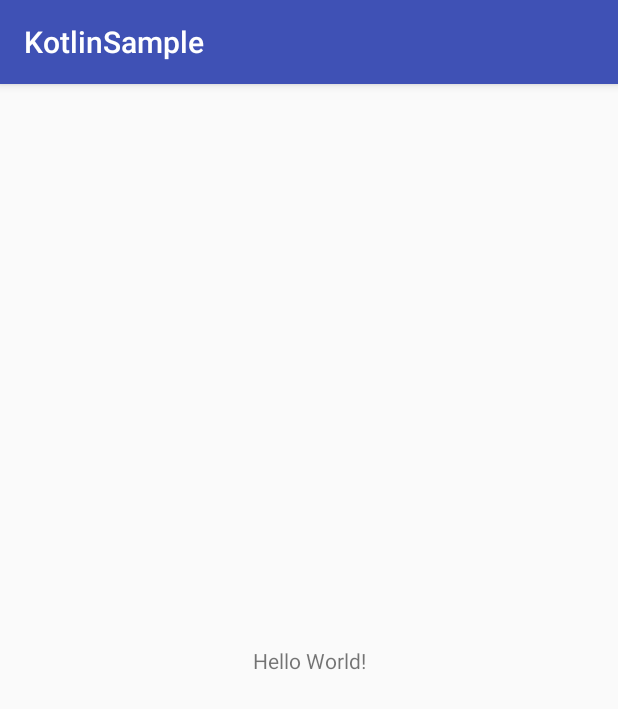
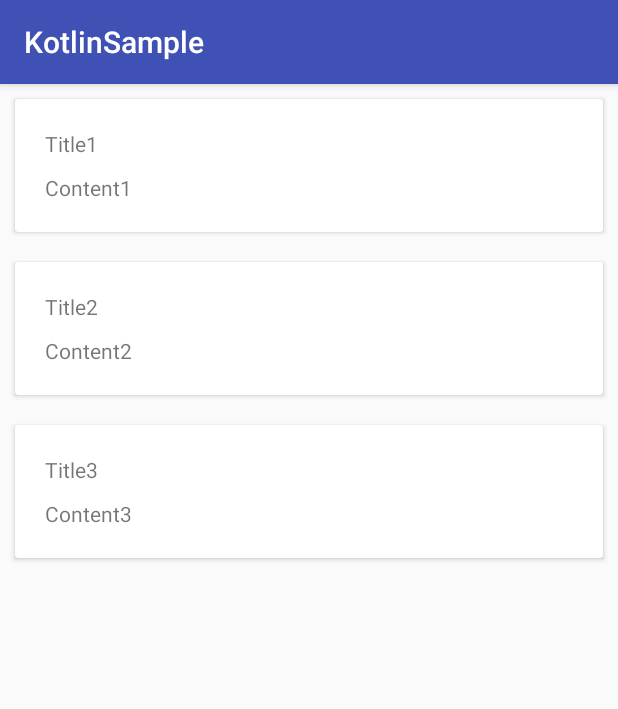
Before and after one commit to ykyahwa/KotlinSample, an Android app: the screen it shows after launch (MainActivity), on a phone screen of 412 x 824 dp. Shown: the top 709 px of the screen. Run offline under Robolectric (Android 15) with nearby library versions, the phone set to English and light mode, and no system bars.

Commit message:
RecyclerView, Adapter 추가

```diff
--- a/app/build.gradle
+++ b/app/build.gradle
@@ -8,7 +8,7 @@ android {
     compileSdkVersion 28
     defaultConfig {
         applicationId "com.tistory.ykyh.kotlinsample"
-        minSdkVersion 27
+        minSdkVersion 25
         targetSdkVersion 28
         versionCode 1
         versionName "1.0"
@@ -26,6 +26,7 @@ dependencies {
     implementation fileTree(dir: 'libs', include: ['*.jar'])
     implementation"org.jetbrains.kotlin:kotlin-stdlib-jdk7:$kotlin_version"
     implementation 'com.android.support:appcompat-v7:28.0.0-rc01'
+    implementation 'com.android.support:design:28.0.0-rc01'
     implementation 'com.android.support.constraint:constraint-layout:1.1.2'
     testImplementation 'junit:junit:4.12'
     androidTestImplementation 'com.android.support.test:runner:1.0.2'
--- a/app/src/main/java/com/tistory/ykyh/kotlinsample/MainActivity.kt
+++ b/app/src/main/java/com/tistory/ykyh/kotlinsample/MainActivity.kt
@@ -1,12 +1,17 @@
 package com.tistory.ykyh.kotlinsample
 
+import android.os.Bundle
 import android.support.v7.app.AppCompatActivity
-import android.os.Bundle
+import android.support.v7.widget.LinearLayoutManager
+import kotlinx.android.synthetic.main.activity_main.*
 
 class MainActivity : AppCompatActivity() {
 
     override fun onCreate(savedInstanceState: Bundle?) {
         super.onCreate(savedInstanceState)
         setContentView(R.layout.activity_main)
+
+        rv_main_list.adapter = MainAdapter()
+        rv_main_list.layoutManager = LinearLayoutManager(this)
     }
 }
--- /dev/null
+++ b/app/src/main/java/com/tistory/ykyh/kotlinsample/MainAdapter.kt
@@ -0,0 +1,31 @@
+package com.tistory.ykyh.kotlinsample
+
+import android.support.v7.widget.RecyclerView
+import android.view.LayoutInflater
+import android.view.ViewGroup
+import kotlinx.android.synthetic.main.item_main.view.*
+
+class MainAdapter : RecyclerView.Adapter<MainAdapter.MainViewHolder>() {
+
+    var items: MutableList<MainData> = mutableListOf(MainData("Title1", "Content1"), MainData("Title2", "Content2"),MainData("Title3", "Content3"))
+
+    override fun onCreateViewHolder(parent: ViewGroup, p1: Int) = MainViewHolder(parent)
+
+
+    override fun getItemCount(): Int = items.size
+
+
+    override fun onBindViewHolder(holer: MainViewHolder, position: Int) {
+        items[position].let { item ->
+            with(holer) {
+                tvTitle.text = item.title
+                tvContent.text = item.content
+            }
+        }
+    }
+
+    inner class MainViewHolder(parent: ViewGroup) : RecyclerView.ViewHolder(LayoutInflater.from(parent.context).inflate(R.layout.item_main, parent, false)) {
+        val tvTitle = itemView.tv_main_title
+        val tvContent = itemView.tv_main_content
+    }
+}
--- /dev/null
+++ b/app/src/main/java/com/tistory/ykyh/kotlinsample/MainData.kt
@@ -0,0 +1,3 @@
+package com.tistory.ykyh.kotlinsample
+
+data class MainData(val title:String, val content:String)
--- a/app/src/main/res/layout/activity_main.xml
+++ b/app/src/main/res/layout/activity_main.xml
@@ -7,9 +7,10 @@
     android:layout_height="match_parent"
     tools:context=".MainActivity">
 
-    <TextView
-        android:layout_width="wrap_content"
-        android:layout_height="wrap_content"
+    <android.support.v7.widget.RecyclerView
+        android:id="@+id/rv_main_list"
+        android:layout_width="0dp"
+        android:layout_height="0dp"
         android:text="Hello World!"
         app:layout_constraintBottom_toBottomOf="parent"
         app:layout_constraintLeft_toLeftOf="parent"
--- /dev/null
+++ b/app/src/main/res/layout/item_main.xml
@@ -0,0 +1,28 @@
+<?xml version="1.0" encoding="utf-8"?>
+<android.support.design.card.MaterialCardView xmlns:android="http://schemas.android.com/apk/res/android"
+    android:layout_width="match_parent"
+    android:layout_height="wrap_content"
+    xmlns:tools="http://schemas.android.com/tools"
+    android:layout_margin="10dp">
+    <RelativeLayout
+        android:layout_width="match_parent"
+        android:layout_height="match_parent"
+        android:layout_margin="20dp"
+        android:orientation="vertical">
+        <TextView
+            android:id="@+id/tv_main_title"
+            android:layout_width="wrap_content"
+            android:layout_height="wrap_content"
+            tools:text="TITLE"
+            />
+        <TextView
+            android:id="@+id/tv_main_content"
+            android:layout_width="match_parent"
+            android:layout_height="wrap_content"
+            android:layout_below="@id/tv_main_title"
+            android:layout_marginTop="10dp"
+            android:autoLink="web"
+            tools:text="Content"/>
+    </RelativeLayout>
+
+</android.support.design.card.MaterialCardView>
```
